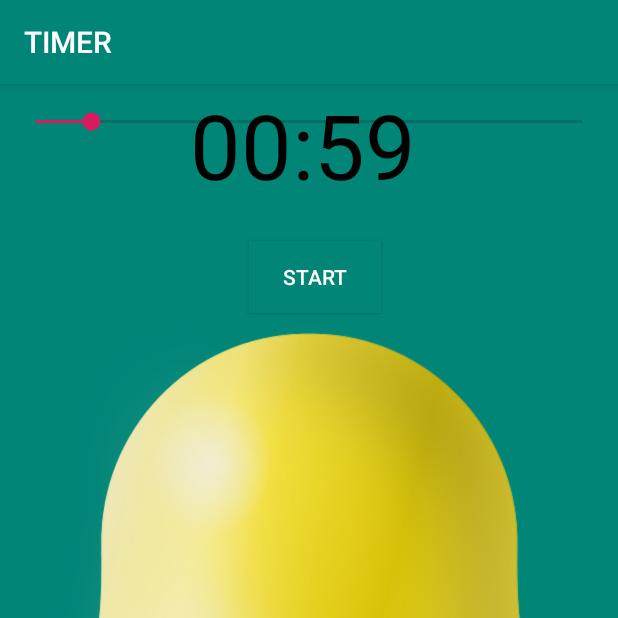
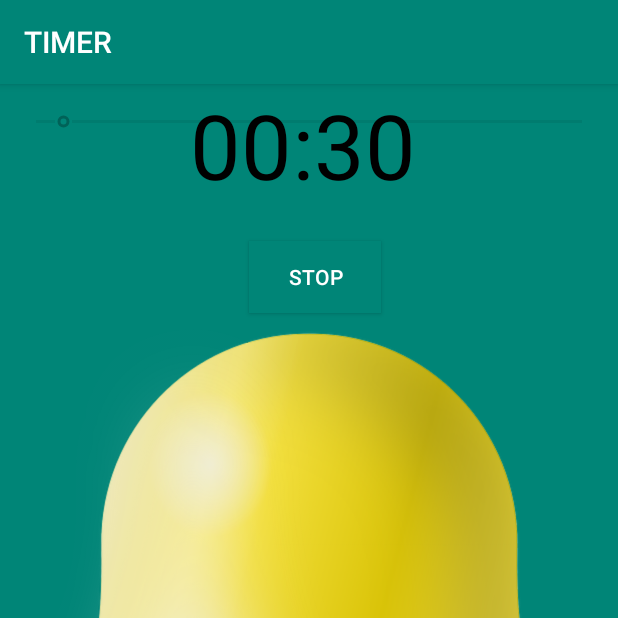
Before and after one commit to vladimirKartyshov/TIMER, an Android app: the screen it shows after launch (MainActivity), after a tap on "START", on a phone screen of 412 x 824 dp, the top half of it. Run offline under Robolectric (Android 15) with nearby library versions, the phone set to English and light mode, and no system bars.

Commit message:
Implementashion of behavior 3

```diff
--- a/src/main/java/com/example/timer/MainActivity.java
+++ b/src/main/java/com/example/timer/MainActivity.java
@@ -1,9 +1,10 @@
 package com.example.timer;
 
+import android.media.MediaPlayer;
 import android.os.Bundle;
 import android.os.CountDownTimer;
-import android.util.Log;
 import android.view.View;
+import android.widget.Button;
 import android.widget.SeekBar;
 import android.widget.TextView;
 
@@ -13,6 +14,9 @@ public class MainActivity extends AppCompatActivity {
 
     private SeekBar seekbar;
     private TextView textView;
+    private boolean isTimerOn;
+    private Button button;
+    private CountDownTimer countDownTimer;
 
     @Override
     protected void onCreate(Bundle savedInstanceState) {
@@ -23,7 +27,10 @@ public class MainActivity extends AppCompatActivity {
         textView = findViewById(R.id.textView);
 
         seekbar.setMax(600);
-        seekbar.setProgress(60);//изначально установили на 60
+        seekbar.setProgress(30);//изначально установили на 30
+        isTimerOn = false;
+
+        button = findViewById(R.id.button);
 
         seekbar.setOnSeekBarChangeListener(new SeekBar.OnSeekBarChangeListener() {
             @Override
@@ -47,20 +54,28 @@ public class MainActivity extends AppCompatActivity {
 
     public void start(View view) {
 
+        if (!isTimerOn){
+            button.setText("Stop");
+            seekbar.setEnabled(false);//чтобы пользователь не смог двигать ползунок сам
+            isTimerOn = true;
+
             CountDownTimer countDownTimer = new CountDownTimer(seekbar.getProgress() * 1000,1000){
                 @Override
                 public void onTick(long millisUntilFinished) {
 
                     updateTimer( millisUntilFinished);
-
                 }
 
                 @Override
                 public void onFinish() {
-
-                Log.d("onFinish", "Finish!");
+                    MediaPlayer mediaPlayer  = MediaPlayer.create(getApplicationContext(),R.raw.bell_sound);
+                    mediaPlayer.start();
+                    resetTimer();
                 }
-        }.start();
+            };
+        }else {
+            resetTimer();
+        }
     }
 
     private void updateTimer(long millisUntilFinished){
@@ -86,4 +101,13 @@ public class MainActivity extends AppCompatActivity {
         //устанавливаем в textView наши значения
         textView.setText(minutesString + ":" + secondsString);
     }
+
+    private void resetTimer(){
+        countDownTimer.cancel();//останавливаем таймер
+        textView.setText("00:30");
+        button.setText("Start");
+        seekbar.setEnabled(true);
+        seekbar.setProgress(30);
+        isTimerOn = false;
     }
+}
--- a/src/main/res/layout/activity_main.xml
+++ b/src/main/res/layout/activity_main.xml
@@ -44,7 +44,7 @@
         android:layout_marginLeft="8dp"
         android:layout_marginEnd="8dp"
         android:layout_marginRight="8dp"
-        android:text="00 : 60"
+        android:text="00:30"
         android:textSize="60sp"
         android:textColor="@android:color/black"
         app:layout_constraintEnd_toEndOf="parent"
```
Also changed, not shown: 3 other files. Lines whose indentation alone changed are shown as unchanged.
